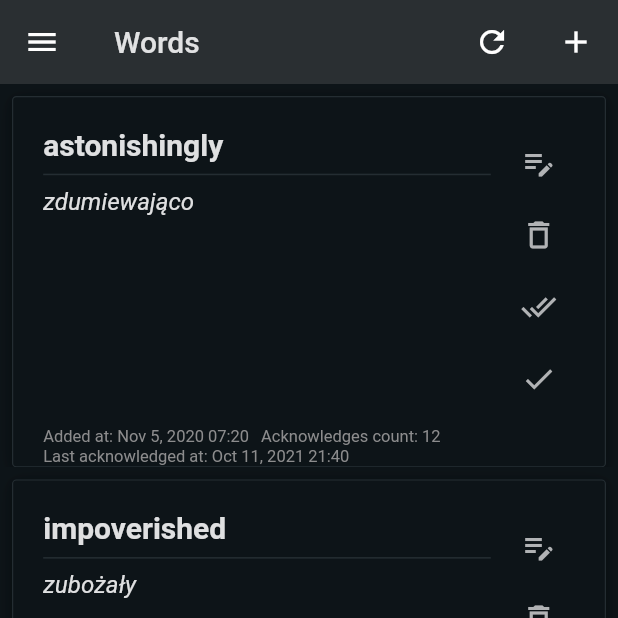
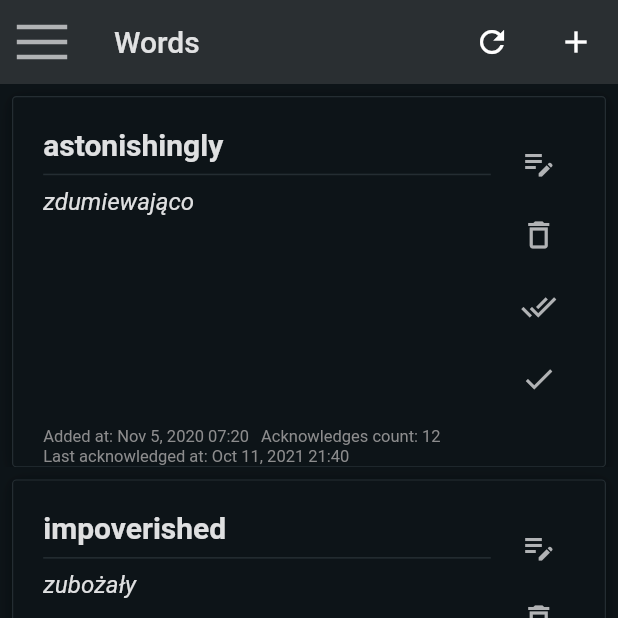
Before and after one commit to UnnamedXAer/lang-words-mobile, a Flutter app: the LoggedInLayout screen opened directly, on a phone screen of 412 x 824 dp, the top half of it. Run offline on Flutter 3.47's test engine with Material 2 defaults, Android fonts, the phone set to English and light mode, and no system bars.

Commit message:
16-replace-burger-button-with-custom-animated-button (#28)

```diff
--- a/lib/widgets/layout/app_drawer.dart
+++ b/lib/widgets/layout/app_drawer.dart
@@ -5,6 +5,7 @@ import 'package:lang_words/constants/colors.dart';
 import '../../constants/sizes.dart';
 
 class AppDrawer extends StatefulWidget {
+  static late AnimationController animationController;
   static final navKey = GlobalKey<_AppDrawerState>();
 
   const AppDrawer({
@@ -25,6 +26,7 @@ class AppDrawer extends StatefulWidget {
 class _AppDrawerState extends State<AppDrawer>
     with SingleTickerProviderStateMixin {
   late final AnimationController _animationController;
+
   final FocusNode _mainFocusNode =
       FocusNode(debugLabel: '_ Focus Node - logged main');
 
@@ -48,10 +50,12 @@ class _AppDrawerState extends State<AppDrawer>
   @override
   void initState() {
     super.initState();
-    _animationController = AnimationController(
+    AppDrawer.animationController = AnimationController(
       vsync: this,
       duration: const Duration(milliseconds: 250),
     );
+
+    _animationController = AppDrawer.animationController;
   }
 
   @override
--- a/lib/widgets/layout/app_nav_bar.dart
+++ b/lib/widgets/layout/app_nav_bar.dart
@@ -1,6 +1,7 @@
 import 'package:flutter/material.dart';
 import 'package:lang_words/constants/colors.dart';
 import 'package:lang_words/services/words_service.dart';
+import 'package:lang_words/widgets/layout/app_drawer.dart';
 
 import '../../constants/sizes.dart';
 import '../logo_text.dart';
@@ -36,10 +37,8 @@ class AppNavBar extends StatelessWidget {
           type: MaterialType.transparency,
           child: Row(
             children: [
-              IconButtonSquare(
-                onTap: _toggleDrawer,
-                size: kBottomNavigationBarHeight,
-                icon: const Icon(Icons.menu_outlined),
+              BurgerButton(
+                toggleDrawer: _toggleDrawer,
               ),
               Padding(
                 padding: const EdgeInsets.only(
@@ -84,3 +83,68 @@ class AppNavBar extends StatelessWidget {
     );
   }
 }
+
+class BurgerButton extends StatelessWidget {
+  BurgerButton({
+    Key? key,
+    required VoidCallback toggleDrawer,
+  })  : _toggleDrawer = toggleDrawer,
+        super(key: key);
+
+  final VoidCallback _toggleDrawer;
+  final double _spacerSize = 7.0;
+  final Animation<double> _animation = AppDrawer.animationController;
+
+  @override
+  Widget build(BuildContext context) {
+    return InkWell(
+      onTap: _toggleDrawer,
+      child: SizedBox(
+        width: kBottomNavigationBarHeight,
+        height: kBottomNavigationBarHeight,
+        child: AnimatedBuilder(
+          animation: _animation,
+          builder: (_, child) {
+            final rotation = (_animation.value * 0.63);
+            return Transform.translate(
+              offset: Offset(-3.5 * _animation.value, 0),
+              child: Column(
+                mainAxisAlignment: MainAxisAlignment.center,
+                crossAxisAlignment: CrossAxisAlignment.center,
+                children: [
+                  Transform.rotate(
+                    alignment: Alignment.centerRight,
+                    angle: -rotation,
+                    child: child!,
+                  ),
+                  SizedBox(height: _spacerSize),
+                  Transform.translate(
+                    offset: Offset(
+                      kBottomNavigationBarHeight * 0.7 * _animation.value,
+                      0,
+                    ),
+                    child: Opacity(
+                      opacity: (1 - _animation.value * 1.5).clamp(0.0, 1.0),
+                      child: child,
+                    ),
+                  ),
+                  SizedBox(height: _spacerSize),
+                  Transform.rotate(
+                    alignment: Alignment.centerRight,
+                    angle: rotation,
+                    child: child,
+                  ),
+                ],
+              ),
+            );
+          },
+          child: Container(
+            height: 3,
+            width: kBottomNavigationBarHeight * .6,
+            color: AppColors.textDark,
+          ),
+        ),
+      ),
+    );
+  }
+}
--- a/lib/widgets/layout/logged_in_layout.dart
+++ b/lib/widgets/layout/logged_in_layout.dart
@@ -82,6 +82,7 @@ class _LoggedInLayoutState extends State<LoggedInLayout> {
           child: const ErrorText('Not Found'),
         );
     }
+
     return AppDrawer(
       key: AppDrawer.navKey,
       drawerContent: AppDrawerContent(
@@ -107,7 +108,8 @@ class _LoggedInLayoutState extends State<LoggedInLayout> {
                   AppNavBar(
                     toggleDrawer: _toggleDrawer,
                     title: title,
-                    showRefreshAction: _selectedIndex == 0 || _selectedIndex == 1,
+                    showRefreshAction:
+                        _selectedIndex == 0 || _selectedIndex == 1,
                     isMediumScreen: mediumScreen,
                   ),
                   Expanded(
```
